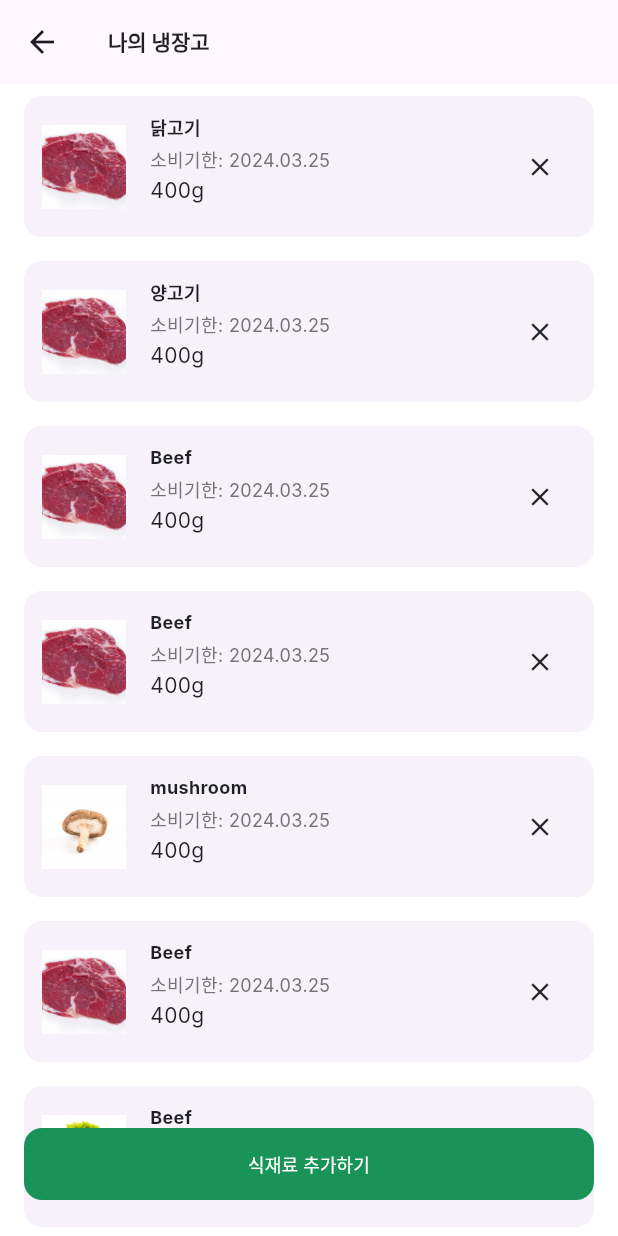
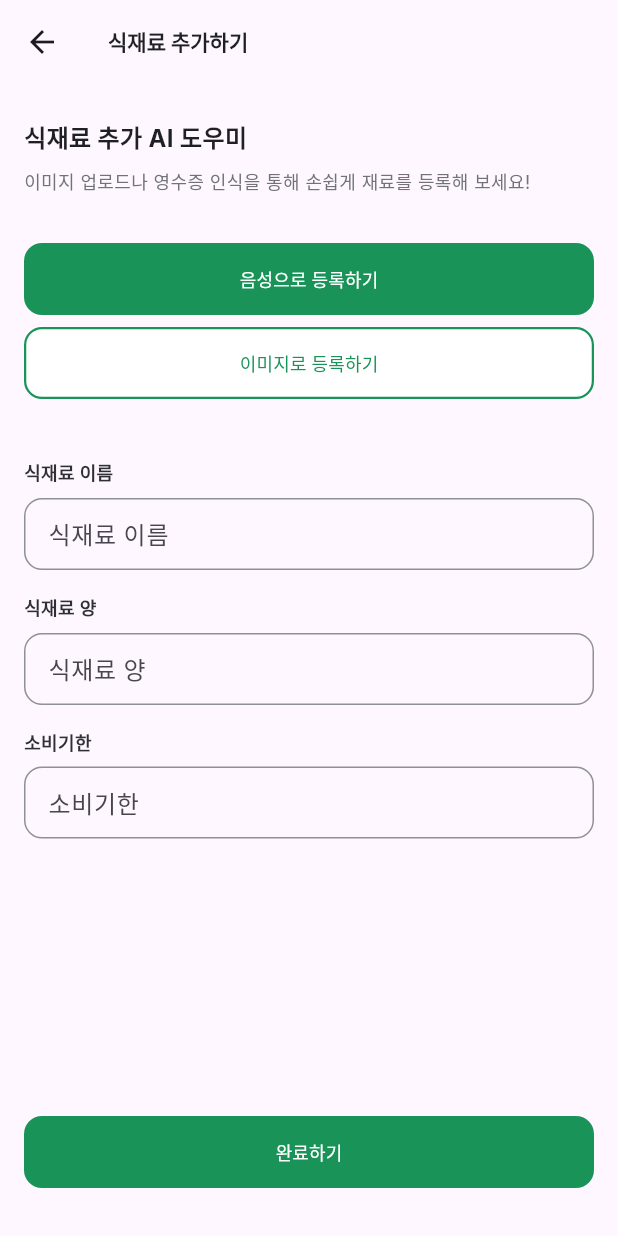
Before and after one commit to wallshield/openaiapi, a Flutter app: the MyFridgePage screen opened directly, after a tap on "식재료 추가하기", on a phone screen of 412 x 824 dp. Run offline on Flutter 3.47's test engine with Material 3 defaults, Android fonts, the phone set to English and light mode, and no system bars; our stand-ins replace dots_indicator, flutter_svg; Roboto replaces fonts that are missing (Inter).

Commit message:
feat : add_ingredients css edit

```diff
--- /dev/null
+++ b/lib/ui/page/add_ingredients/add_ingredients.dart
@@ -0,0 +1,130 @@
+import 'package:flutter/material.dart';
+import 'package:cook_assistant/widgets/button/primary_button.dart';
+import 'package:cook_assistant/widgets/button/secondary_button.dart';
+import 'package:cook_assistant/ui/theme/color.dart';
+import 'package:cook_assistant/ui/theme/text_styles.dart';
+
+class AddIngredientsPage extends StatelessWidget {
+  AddIngredientsPage({Key? key}) : super(key: key);
+
+  final TextEditingController _nameController = TextEditingController();
+  final TextEditingController _quantityController = TextEditingController();
+  final TextEditingController _expirationDateController = TextEditingController();
+
+  @override
+  Widget build(BuildContext context) {
+    return Scaffold(
+      appBar: AppBar(
+        title: Text(
+          '식재료 추가하기',
+          style: AppTextStyles.headingH4.copyWith(color: AppColors.neutralDarkDarkest),
+        ),
+      ),
+      body: Padding(
+        padding: const EdgeInsets.symmetric(horizontal: 16.0, vertical: 24.0),
+        child: Column(
+          crossAxisAlignment: CrossAxisAlignment.start,
+          children: [
+            Text(
+              '식재료 추가 AI 도우미',
+              style: AppTextStyles.headingH3.copyWith(color: AppColors.neutralDarkDarkest),
+            ),
+            const SizedBox(height: 8.0),
+
+            Text(
+              '이미지 업로드나 영수증 인식을 통해 손쉽게 재료를 등록해 보세요!',
+              style: AppTextStyles.bodyS.copyWith(color: AppColors.neutralDarkLight),
+            ),
+            const SizedBox(height: 32.0),
+            PrimaryButton(
+              text: '음성으로 등록하기',
+              onPressed: () {
+                // Implement the logic when the button is pressed
+                // For example, save the data to a database or send it to an API
+              },
+            ),
+            SecondaryButton(
+              text: '이미지로 등록하기',
+              onPressed: () {
+                // Implement the logic when the button is pressed
+                // For example, save the data to a database or send it to an API
+              },
+            ),
+            const SizedBox(height: 32.0),
+            Padding(
+              padding: const EdgeInsets.only(bottom: 8.0), // Add padding to the bottom of the '식재료 이름' text
+              child: Text(
+                '식재료 이름',
+                style: AppTextStyles.headingH5.copyWith(color: AppColors.neutralDarkDark),
+              ),
+            ),
+            _buildCustomTextField(
+              context,
+              controller: _nameController,
+              label: '식재료 이름',
+              hint: 'ex) 돼지고기',
+            ),
+            const SizedBox(height: 16.0),
+            Padding(
+              padding: const EdgeInsets.only(bottom: 8.0), // Add padding to the bottom of the '식재료 이름' text
+              child: Text(
+                '식재료 양',
+                style: AppTextStyles.headingH5.copyWith(color: AppColors.neutralDarkDark),
+              ),
+            ),
+            _buildCustomTextField(
+              context,
+              controller: _quantityController,
+              label: '식재료 양',
+              hint: '단위를 포함해서 입력하세요',
+            ),
+            const SizedBox(height: 16.0),
+            Padding(
+              padding: const EdgeInsets.only(bottom: 8.0), // Add padding to the bottom of the '식재료 이름' text
+              child: Text(
+                '소비기한',
+                style: AppTextStyles.headingH5.copyWith(color: AppColors.neutralDarkDark),
+              ),
+            ),
+            _buildCustomTextField(
+              context,
+              controller: _expirationDateController,
+              label: '소비기한',
+              hint: '0000년 00월 00일',
+            ),
+            const Spacer(),
+            PrimaryButton(
+              text: '완료하기',
+              onPressed: () {
+                // TODO: Implement completion logic
+              },
+            ),
+          ],
+        ),
+      ),
+    );
+  }
+
+  Widget _buildCustomTextField(BuildContext context, {required TextEditingController controller, required String label, required String hint}) {
+    return TextField(
+      controller: controller,
+      style: AppTextStyles.bodyM.copyWith(color: AppColors.neutralDarkDarkest), // Set the style for input text
+      decoration: InputDecoration(
+        labelText: label,
+
+        hintText: hint,
+        hintStyle: AppTextStyles.bodyM.copyWith(color: AppColors.neutralDarkLightest), // Set the style for hint text
+        floatingLabelBehavior: FloatingLabelBehavior.never,
+        enabledBorder: OutlineInputBorder(
+          borderSide: BorderSide(color: AppColors.neutralDarkLightest),
+          borderRadius: BorderRadius.circular(12),
+        ),
+        focusedBorder: OutlineInputBorder(
+          borderSide: BorderSide(color: AppColors.highlightDark),
+          borderRadius: BorderRadius.circular(12),
+        ),
+        contentPadding: const EdgeInsets.symmetric(horizontal: 12, vertical: 10),
+      ),
+    );
+  }
+}
--- a/lib/ui/page/my_fridge/my_fridge.dart
+++ b/lib/ui/page/my_fridge/my_fridge.dart
@@ -2,6 +2,8 @@ import 'package:flutter/material.dart';
 import 'package:cook_assistant/ui/theme/color.dart';
 import 'package:cook_assistant/ui/theme/text_styles.dart';
 import 'package:cook_assistant/widgets/button/primary_button.dart';
+import 'package:cook_assistant/ui/page/add_ingredients/add_ingredients.dart'; // Make sure this import is correct
+
 
 class FridgeCard extends StatelessWidget {
   final String title;
@@ -165,7 +167,9 @@ class MyFridgePage extends StatelessWidget {
               child: PrimaryButton(
                 text: '식재료 추가하기',
                 onPressed: () {
-                  // Implement your add item functionality here
+                  Navigator.of(context).push(MaterialPageRoute(
+                    builder: (context) => AddIngredientsPage(), // Ensure that you have AddIngredientsPage class defined in the imported file
+                  ));
                 },
                 borderRadius: 12.0, // Optional, adjust as per your design
               ),
```
